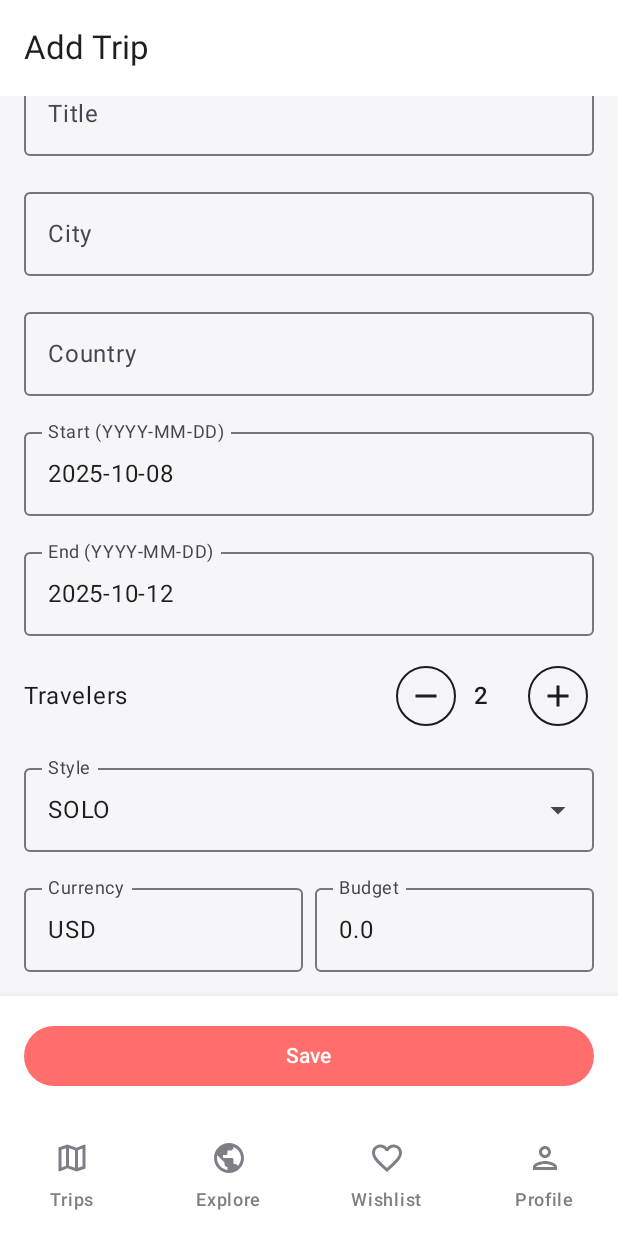
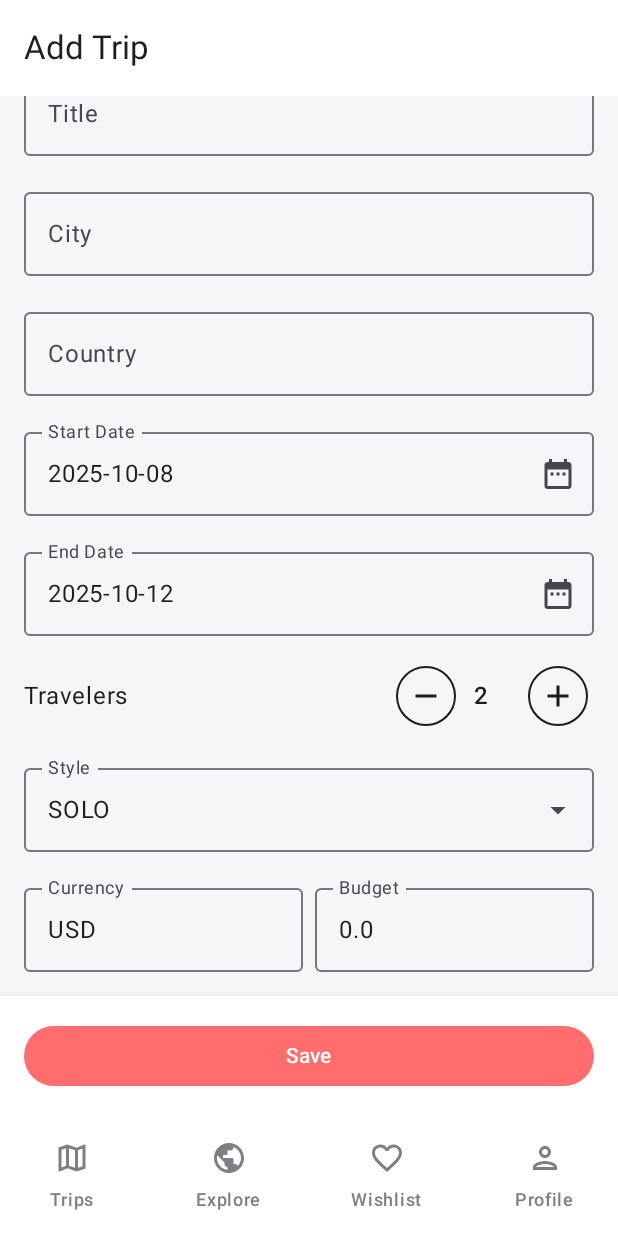
Before and after one commit to nickand/Waypilot, an Android app built with Jetpack Compose: the AddTripScreen screen opened through its navigation route, scrolled down 296 dp, on a phone screen of 412 x 824 dp. Run offline under Robolectric (Android 15) with nearby library versions, the phone set to English and light mode, and no system bars; our stand-ins replace Dagger/Hilt's generated code, Room's generated code; pictures from the network do not load.

Commit message:
Add DatePicker implementation for end and start dates

```diff
--- a/app/src/main/java/com/ddn/waypilot/ui/screens/AddTripScreen.kt
+++ b/app/src/main/java/com/ddn/waypilot/ui/screens/AddTripScreen.kt
@@ -2,25 +2,53 @@ package com.ddn.waypilot.ui.screens
 
 import androidx.activity.compose.rememberLauncherForActivityResult
 import androidx.activity.result.contract.ActivityResultContracts
-import androidx.compose.foundation.layout.*
+import androidx.compose.foundation.gestures.awaitEachGesture
+import androidx.compose.foundation.gestures.awaitFirstDown
+import androidx.compose.foundation.gestures.waitForUpOrCancellation
+import androidx.compose.foundation.layout.Arrangement
+import androidx.compose.foundation.layout.PaddingValues
+import androidx.compose.foundation.layout.Row
+import androidx.compose.foundation.layout.fillMaxSize
+import androidx.compose.foundation.layout.fillMaxWidth
+import androidx.compose.foundation.layout.imePadding
+import androidx.compose.foundation.layout.padding
 import androidx.compose.foundation.lazy.LazyColumn
-import androidx.compose.foundation.lazy.items
 import androidx.compose.material.icons.Icons
-import androidx.compose.material.icons.filled.Add
-import androidx.compose.material.icons.filled.Remove
-import androidx.compose.material3.*
-import androidx.compose.runtime.*
+import androidx.compose.material.icons.filled.DateRange
+import androidx.compose.material3.Button
+import androidx.compose.material3.DatePicker
+import androidx.compose.material3.DatePickerDialog
+import androidx.compose.material3.DropdownMenuItem
+import androidx.compose.material3.ExperimentalMaterial3Api
+import androidx.compose.material3.ExposedDropdownMenuBox
+import androidx.compose.material3.ExposedDropdownMenuDefaults
+import androidx.compose.material3.Icon
+import androidx.compose.material3.MenuAnchorType
+import androidx.compose.material3.OutlinedTextField
+import androidx.compose.material3.Scaffold
+import androidx.compose.material3.Surface
+import androidx.compose.material3.Text
+import androidx.compose.material3.TextButton
+import androidx.compose.material3.TopAppBar
+import androidx.compose.material3.rememberDatePickerState
+import androidx.compose.runtime.Composable
 import androidx.compose.runtime.getValue
+import androidx.compose.runtime.mutableStateOf
+import androidx.compose.runtime.remember
 import androidx.compose.runtime.setValue
-import androidx.compose.ui.Alignment
 import androidx.compose.ui.Modifier
+import androidx.compose.ui.input.pointer.PointerEventPass
+import androidx.compose.ui.input.pointer.pointerInput
 import androidx.compose.ui.unit.dp
 import androidx.hilt.navigation.compose.hiltViewModel
 import com.ddn.waypilot.data.TripStyle
 import com.ddn.waypilot.ui.screens.components.NumberStepper
 import com.ddn.waypilot.ui.theme.components.TripCoverPickerPreview
 import com.ddn.waypilot.ui.trips.AddTripViewModel
+import java.time.Instant
 import java.time.LocalDate
+import java.time.ZoneOffset
+import java.time.format.DateTimeFormatter
 
 @OptIn(ExperimentalMaterial3Api::class)
 @Composable
@@ -46,6 +74,64 @@ fun AddTripScreen(
 
     var styleMenuExpanded by remember { mutableStateOf(false) }
     val tripStyleOptions = TripStyle.values()
+
+    val dateFormatter = DateTimeFormatter.ISO_LOCAL_DATE // Or your preferred format
+
+    var showStartDateDialog by remember { mutableStateOf(false) }
+    val startDatePickerState = rememberDatePickerState(
+        initialSelectedDateMillis = start.atStartOfDay(ZoneOffset.UTC).toInstant().toEpochMilli()
+    )
+
+    var showEndDateDialog by remember { mutableStateOf(false) }
+    val endDatePickerState = rememberDatePickerState(
+        initialSelectedDateMillis = end.atStartOfDay(ZoneOffset.UTC).toInstant().toEpochMilli()
+    )
+
+    if (showStartDateDialog) {
+        DatePickerDialog(
+            onDismissRequest = { showStartDateDialog = false },
+            confirmButton = {
+                TextButton(onClick = {
+                    startDatePickerState.selectedDateMillis?.let {
+                        start = Instant.ofEpochMilli(it).atZone(ZoneOffset.UTC).toLocalDate()
+                    }
+                    showStartDateDialog = false
+                }) {
+                    Text("OK")
+                }
+            },
+            dismissButton = {
+                TextButton(onClick = { showStartDateDialog = false }) {
+                    Text("Cancel")
+                }
+            }
+        ) {
+            DatePicker(state = startDatePickerState)
+        }
+    }
+
+    if (showEndDateDialog) {
+        DatePickerDialog(
+            onDismissRequest = { showEndDateDialog = false },
+            confirmButton = {
+                TextButton(onClick = {
+                    endDatePickerState.selectedDateMillis?.let {
+                        end = Instant.ofEpochMilli(it).atZone(ZoneOffset.UTC).toLocalDate()
+                    }
+                    showEndDateDialog = false
+                }) {
+                    Text("OK")
+                }
+            },
+            dismissButton = {
+                TextButton(onClick = { showEndDateDialog = false }) {
+                    Text("Cancel")
+                }
+            }
+        ) {
+            DatePicker(state = endDatePickerState)
+        }
+    }
 
     Scaffold(
         topBar = { TopAppBar(title = { Text("Add Trip") }) },
@@ -73,9 +159,9 @@ fun AddTripScreen(
                 start = 16.dp,
                 end = 16.dp,
                 top = innerPadding.calculateTopPadding() + 16.dp,
-                bottom = 16.dp + 80.dp
+                bottom = 16.dp + 80.dp // Ensure space for the button
             ),
-            verticalArrangement = Arrangement.spacedBy(16.dp) // Ajustado para mejor espaciado
+            verticalArrangement = Arrangement.spacedBy(16.dp)
         ) {
             item {
                 TripCoverPickerPreview(
@@ -110,20 +196,40 @@ fun AddTripScreen(
 
             item {
                 OutlinedTextField(
-                    value = start.toString(),
+                    value = start.format(dateFormatter),
                     onValueChange = {},
-                    label = { Text("Start (YYYY-MM-DD)") },
-                    readOnly = true,
-                    modifier = Modifier.fillMaxWidth()
+                    label = { Text("Start Date") },
+                    modifier = Modifier
+                        .fillMaxWidth()
+                        .pointerInput(Unit) {
+                            awaitEachGesture {
+                                awaitFirstDown(pass = PointerEventPass.Initial)
+                                val up = waitForUpOrCancellation(pass = PointerEventPass.Initial)
+                                if (up != null) {
+                                    showStartDateDialog = true
+                                }
+                            }
+                        },
+                    trailingIcon = { Icon(Icons.Filled.DateRange, "Select start date") }
                 )
             }
             item {
                 OutlinedTextField(
-                    value = end.toString(),
+                    value = end.format(dateFormatter),
                     onValueChange = {},
-                    label = { Text("End (YYYY-MM-DD)") },
-                    readOnly = true,
-                    modifier = Modifier.fillMaxWidth()
+                    label = { Text("End Date") },
+                    modifier = Modifier
+                        .fillMaxWidth()
+                        .pointerInput(Unit) {
+                            awaitEachGesture {
+                                awaitFirstDown(pass = PointerEventPass.Initial)
+                                val up = waitForUpOrCancellation(pass = PointerEventPass.Initial)
+                                if (up != null) {
+                                    showEndDateDialog = true
+                                }
+                            }
+                        },
+                    trailingIcon = { Icon(Icons.Filled.DateRange, "Select end date") }
                 )
             }
 
@@ -146,10 +252,10 @@ fun AddTripScreen(
                         onValueChange = {},
                         label = { Text("Style") },
                         readOnly = true,
-                        trailingIcon = { ExposedDropdownMenuDefaults.TrailingIcon(expanded = styleMenuExpanded) },
                         modifier = Modifier
-                            .menuAnchor()
-                            .fillMaxWidth()
+                            .menuAnchor(type = MenuAnchorType.PrimaryNotEditable)
+                            .fillMaxWidth(),
+                        trailingIcon = { ExposedDropdownMenuDefaults.TrailingIcon(expanded = styleMenuExpanded) }
                     )
                     ExposedDropdownMenu(
                         expanded = styleMenuExpanded,
```
